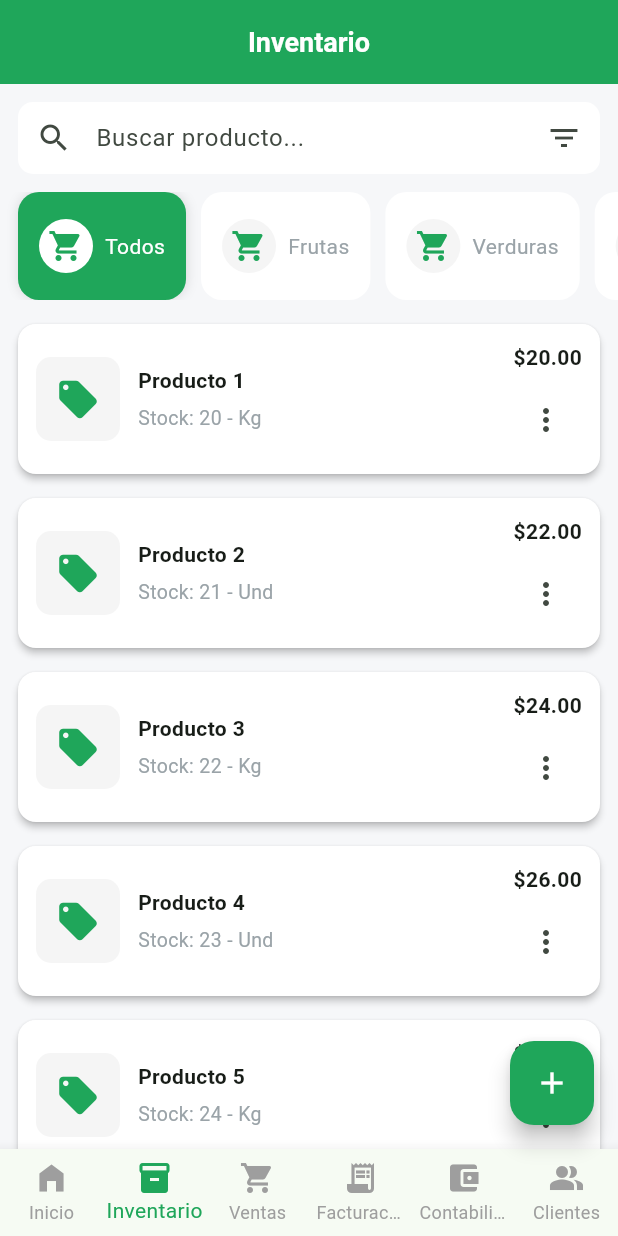
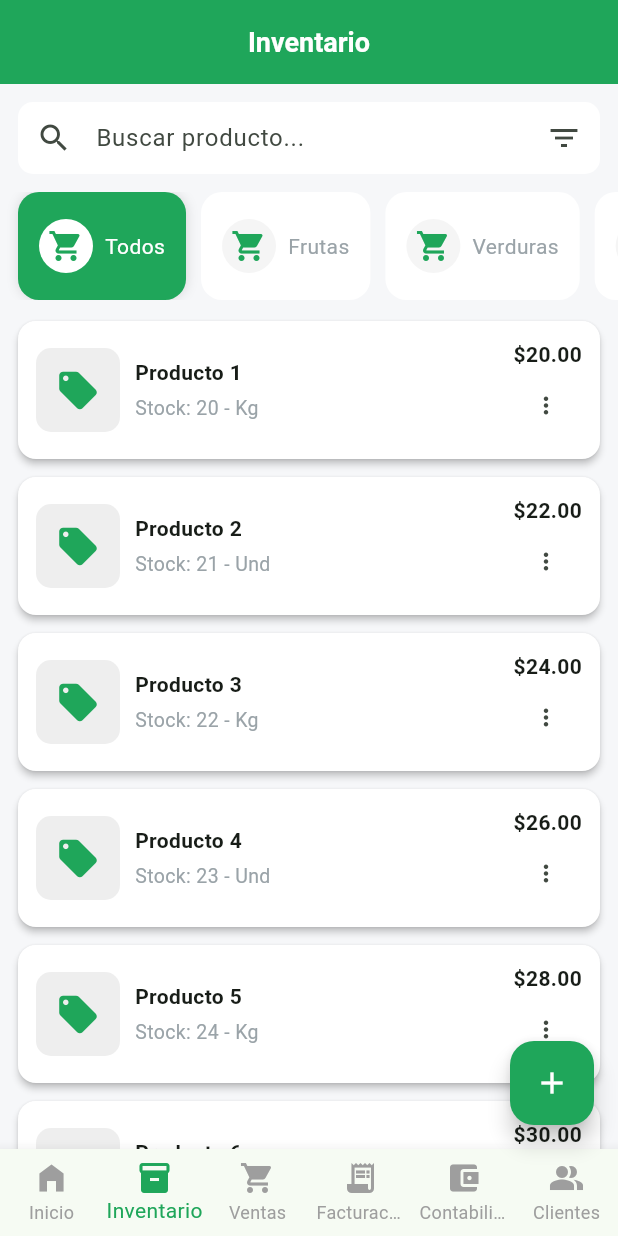
Before and after one commit to NikollduarteR/microempres-app, a Flutter app: the InventarioView screen opened by its route, on a phone screen of 412 x 824 dp. Run offline on Flutter 3.47's test engine with Material 3 defaults, Android fonts, the phone set to English and light mode, and no system bars; our stand-ins replace go_router.

Commit message:
(feat): mejora de widget

```diff
--- a/lib/widgets/product_card.dart
+++ b/lib/widgets/product_card.dart
@@ -19,59 +19,75 @@ class ProductCard extends StatelessWidget {
   @override
   Widget build(BuildContext context) {
     return Card(
+      elevation: 2,
+      margin: const EdgeInsets.symmetric(vertical: 6, horizontal: 12),
+      shape: RoundedRectangleBorder(borderRadius: BorderRadius.circular(12)),
+      clipBehavior: Clip.antiAlias, // evita fugas visuales
       child: InkWell(
+        onTap: onTap,
         borderRadius: BorderRadius.circular(12),
-        onTap: onTap,
         child: Padding(
           padding: const EdgeInsets.all(12),
           child: Row(
+            crossAxisAlignment: CrossAxisAlignment.center,
             children: [
+              // Imagen del producto
               Container(
                 width: 56,
                 height: 56,
                 decoration: BoxDecoration(
-                  color: Colors.grey[100],
+                  color: Colors.grey[200],
                   borderRadius: BorderRadius.circular(10),
                 ),
-                child: imageUrl.isEmpty
-                    ? const Icon(
-                        Icons.local_offer,
-                        size: 30,
-                        color: AppTheme.primary,
-                      )
-                    : ClipRRect(
-                        borderRadius: BorderRadius.circular(10),
-                        child: Image.network(imageUrl, fit: BoxFit.cover),
-                      ),
+                child: const Icon(
+                  Icons.local_offer,
+                  color: AppTheme.primary,
+                  size: 30,
+                ),
               ),
-              const SizedBox(width: 12),
+              const SizedBox(width: 10),
+
+              // 👇 Se agrega Expanded aquí
               Expanded(
                 child: Column(
                   crossAxisAlignment: CrossAxisAlignment.start,
+                  mainAxisSize: MainAxisSize.min,
                   children: [
                     Text(
                       name,
-                      style: const TextStyle(fontWeight: FontWeight.w700),
+                      maxLines: 1,
+                      overflow: TextOverflow.ellipsis,
+                      style: const TextStyle(fontWeight: FontWeight.bold),
                     ),
-                    const SizedBox(height: 6),
+                    const SizedBox(height: 4),
                     Text(
                       subtitle,
+                      maxLines: 1,
+                      overflow: TextOverflow.ellipsis,
                       style: TextStyle(color: AppTheme.muted, fontSize: 13),
                     ),
                   ],
                 ),
               ),
+
+              const SizedBox(width: 8),
+
+              // Precio y botón
               Column(
                 crossAxisAlignment: CrossAxisAlignment.end,
+                mainAxisSize: MainAxisSize.min,
                 children: [
                   Text(
                     price,
-                    style: const TextStyle(fontWeight: FontWeight.w700),
+                    maxLines: 1,
+                    overflow: TextOverflow.ellipsis,
+                    style: const TextStyle(fontWeight: FontWeight.bold),
                   ),
-                  const SizedBox(height: 8),
                   IconButton(
+                    icon: const Icon(Icons.more_vert, size: 18),
                     onPressed: () {},
-                    icon: const Icon(Icons.more_vert),
+                    constraints: const BoxConstraints(),
+                    padding: EdgeInsets.zero,
                   ),
                 ],
               ),
```
